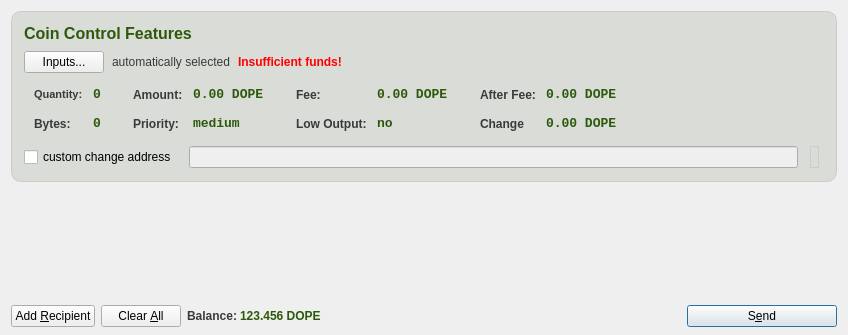
First picture: the form in src/qt/forms/sendcoinsdialog.ui, repository dopecoin-dev/DopeCoinV3, before the edit.
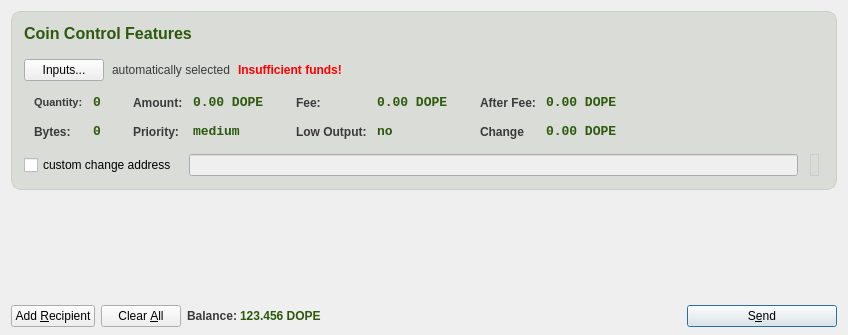
Second picture: the form after the edit. Icons and pictures are not drawn.

```diff
--- a/src/qt/forms/sendcoinsdialog.ui
+++ b/src/qt/forms/sendcoinsdialog.ui
@@ -97,6 +97,9 @@
           <property name="spacing">
            <number>8</number>
           </property>
+          <property name="topMargin">
+           <number>8</number>
+          </property>
           <property name="bottomMargin">
            <number>10</number>
           </property>
@@ -736,7 +739,7 @@
         <x>0</x>
         <y>0</y>
         <width>828</width>
-        <height>100</height>
+        <height>93</height>
        </rect>
       </property>
       <property name="styleSheet">
```
